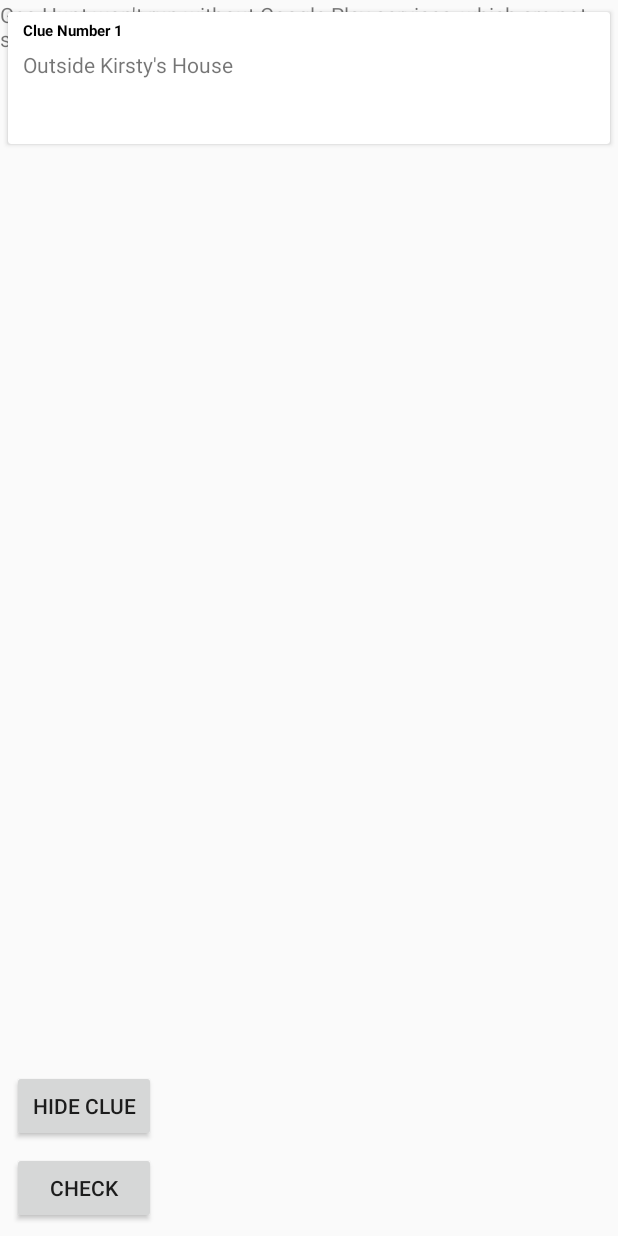
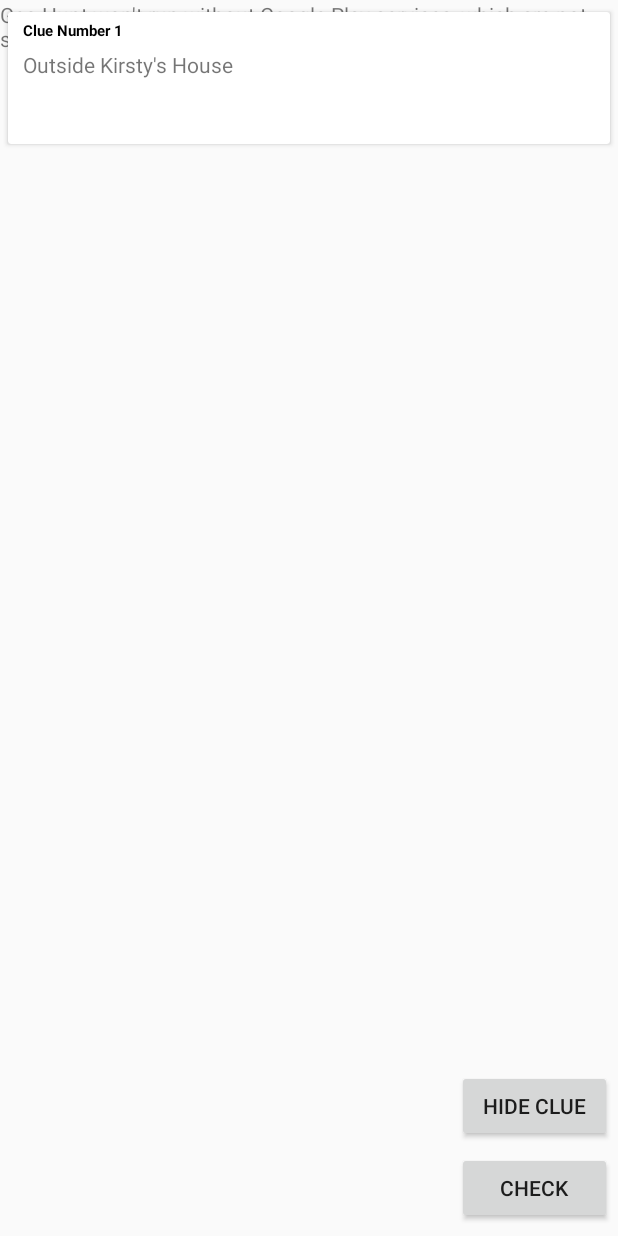
Before and after one commit to danpascoe/CI301-TreasureHunt, an Android app: the screen it shows after launch (MapActivity), after a tap on "LOGIN", on a phone screen of 412 x 824 dp. Run offline under Robolectric (Android 15) with nearby library versions, the phone set to English and light mode, and no system bars; 3 statements that could not run were skipped.

```diff
--- a/Application/app/src/main/java/application/pascoe/com/ci301/gameplay/Gameplay.java
+++ b/Application/app/src/main/java/application/pascoe/com/ci301/gameplay/Gameplay.java
@@ -1,11 +1,16 @@
 package application.pascoe.com.ci301.gameplay;
+
+        import android.content.Context;
 
         import com.google.android.gms.maps.model.LatLng;
         import com.google.maps.android.SphericalUtil;
         import application.pascoe.com.ci301.constants.Constants;
+        import application.pascoe.com.ci301.utility.MapActivity;
+        import application.pascoe.com.ci301.utility.SQLManager;
 
 public class Gameplay {
 
+    public static LatLng[] LatLngList;
     public static LatLng[] clueLocations = {new LatLng(50.871909,0.574404)
                                             ,new LatLng(50.867859,0.573043)
                                             ,new LatLng(50.868561,0.576427)
@@ -14,10 +19,15 @@ public class Gameplay {
 
     private static String[] clues = {"Outside Kirsty's House", "Outside Gran's House", "Primary School", "Keppel Road Bus Stop", "Home", "OUT OF RANGE CLUE FOR DEBUG", "YOU DID IT!"};
     private static int currentClue = 0;
+    private static SQLManager SQLManager;
 
-    public static int GameInitiate(){
-        int totalPositions = clueLocations.length;
-        return totalPositions;
+    public static int GameInitiate(Context context){
+
+        SQLManager = SQLManager.getInstance(context);
+
+        getPositionList();
+
+        return clueLocations.length;
     }
 
     public static boolean checkDistance(LatLng currentPos){
@@ -30,9 +40,17 @@ public class Gameplay {
         }
     }
 
+    public static void getPositionList(){
+
+    }
+
+
     public static String[] getClue() {
         String currentClueText = Integer.toString(currentClue + 1);
         String[] arrClue = {currentClueText, clues[currentClue]};
         return arrClue;
     }
+
+
+
 }
--- a/Application/app/src/main/java/application/pascoe/com/ci301/sqlite/SQLDatabase.java
+++ b/Application/app/src/main/java/application/pascoe/com/ci301/sqlite/SQLDatabase.java
@@ -15,7 +15,6 @@ import application.pascoe.com.ci301.utility.Status;
 public class SQLDatabase extends SQLiteOpenHelper {
 
     public static String DATABASE_NAME = "GeoHunt.db";
-
     public static String TABLE_USERS = "tbl_users";
     public static String USERS_COL_1 = "ID";
     public static String USERS_COL_2 = "USERNAME";
@@ -28,10 +27,7 @@ public class SQLDatabase extends SQLiteOpenHelper {
     @Override
     public void onCreate(SQLiteDatabase db) {
         String SQL = "CREATE TABLE " + TABLE_USERS + "(" + USERS_COL_1 + " INTEGER PRIMARY KEY AUTOINCREMENT, " + USERS_COL_2 + " TEXT, " + USERS_COL_3 + " TEXT)";
-        String SQL_POSITIONS = "";
         db.execSQL(SQL);
-
-
     }
 
     @Override
--- a/Application/app/src/main/java/application/pascoe/com/ci301/utility/MainActivity.java
+++ b/Application/app/src/main/java/application/pascoe/com/ci301/utility/MainActivity.java
@@ -1,6 +1,7 @@
 package application.pascoe.com.ci301.utility;
 
 import android.Manifest;
+import android.content.Context;
 import android.content.Intent;
 import android.content.pm.PackageManager;
 import android.support.annotation.NonNull;
@@ -19,27 +20,26 @@ import android.widget.Toast;
 
 import application.pascoe.com.ci301.R;
 import application.pascoe.com.ci301.constants.Constants;
-import application.pascoe.com.ci301.sqlite.SQLDatabase;
 
-public class MainActivity extends AppCompatActivity {
+public class MainActivity extends AppCompatActivity  {
+
 
     private static final String TAG = "MainActivity";
     private boolean coarseLocationPermissionGranted = false;
     private boolean fineLocationPermissionGranted = false;
-    AccountManager accountManager;
+    SQLManager SQLManager;
 
     @Override
     protected void onCreate(Bundle savedInstanceState) {
         super.onCreate(savedInstanceState);
+        Context context = this;
         setContentView(R.layout.activity_main);
 
         checkPermissions();
 
-        accountManager = new AccountManager();
-        accountManager.initDB(this);
+        SQLManager = SQLManager.getInstance(context);
 
         final CheckBox requireLogin = findViewById(R.id.cb_RequireLogin);
-
         final EditText txt_user = findViewById(R.id.txt_username);
         final EditText txt_pass = findViewById(R.id.txt_password);
         final EditText txt_passConfirm = findViewById(R.id.txt_passwordConfirm);
@@ -59,7 +59,6 @@ public class MainActivity extends AppCompatActivity {
                 }
             }
         });
-
 
         btn_accountStart.setOnClickListener(new View.OnClickListener() {
             @Override
@@ -115,7 +114,7 @@ public class MainActivity extends AppCompatActivity {
         String[] returnMessage = {};
         if(!user.equals("") && !pass.equals("") && !confirmPass.equals("")) {
             if(pass.equals(confirmPass)) {
-                returnMessage = accountManager.createAccount(user, pass);
+                returnMessage = SQLManager.createAccount(user, pass);
                 if(returnMessage[0].equals("FAILED")){
                     showErrorMessage(returnMessage[1]);
                 }else {
@@ -129,7 +128,7 @@ public class MainActivity extends AppCompatActivity {
     public boolean login(String user, String pass){
         String[] returnMessage = {};
         if(!user.equals("") && !pass.equals("")){
-            returnMessage = accountManager.checkLogin(user, pass);
+            returnMessage = SQLManager.checkLogin(user, pass);
             if(returnMessage[0].equals("SUCCESS")){
                 return true;
             } else { showErrorMessage(returnMessage[1]); }
@@ -149,7 +148,6 @@ public class MainActivity extends AppCompatActivity {
                 } else {
                     fineLocationPermissionGranted = false;
                     Log.d(TAG, "onRequestPermissionsResult: PERMISSIONS DENIED");
-                    // SHOW DIALOG & REPEAT REQUEST PERMISSIONS
                 }
 
             }
@@ -160,7 +158,6 @@ public class MainActivity extends AppCompatActivity {
                 } else {
                     coarseLocationPermissionGranted = false;
                     Log.d(TAG, "onRequestPermissionsResult: PERMISSIONS DENIED");
-                    // SHOW DIALOG & REPEAT REQUEST PERMISSIONS
                 }
             }
         }
--- a/Application/app/src/main/java/application/pascoe/com/ci301/utility/MapActivity.java
+++ b/Application/app/src/main/java/application/pascoe/com/ci301/utility/MapActivity.java
@@ -40,20 +40,23 @@ public class MapActivity extends FragmentActivity implements OnMapReadyCallback{
     private GoogleMap mMap;
     private FusedLocationProviderClient fusedLocationClient;
     private LocationManager locationManager;
-    private Animation.AnimationListener listener;
-    private AnimationDrawable tickAnimation;
-    private AnimationDrawable crossAnimation;
     private int TotalPostions;
+    SQLManager SQLManager;
 
     @Override
     protected void onCreate(Bundle savedInstanceState) {
         super.onCreate(savedInstanceState);
+        Context context = this;
         setContentView(R.layout.activity_map);
+
         fusedLocationClient = LocationServices.getFusedLocationProviderClient(this);
         SupportMapFragment mapFragment = (SupportMapFragment) getSupportFragmentManager().findFragmentById(R.id.map);
         mapFragment.getMapAsync(this);
-        TotalPostions = Gameplay.GameInitiate();
+
+        TotalPostions = Gameplay.GameInitiate(this);
+
         updateClue();
+
         Button checkButton = findViewById(R.id.btn_checkDistance);
         checkButton.setOnClickListener(new View.OnClickListener() {
             @Override
@@ -61,6 +64,8 @@ public class MapActivity extends FragmentActivity implements OnMapReadyCallback{
                 checkPlayerRange();
             }
         });
+
+        SQLManager = SQLManager.getInstance(context);
 
         final Button btn_showHideClue = findViewById(R.id.btn_showHideClue);
         btn_showHideClue.setOnClickListener(new View.OnClickListener() {
@@ -218,4 +223,6 @@ public class MapActivity extends FragmentActivity implements OnMapReadyCallback{
         txt_clueNum.setText("Congratulations");
         checkButton.setEnabled(false);
     }
+
+
 }
--- a/Application/app/src/main/java/application/pascoe/com/ci301/utility/AccountManager.java
+++ b/Application/app/src/main/java/application/pascoe/com/ci301/utility/SQLManager.java
@@ -1,23 +1,29 @@
 package application.pascoe.com.ci301.utility;
 
         import android.content.Context;
-        import android.content.ContextWrapper;
-        import android.os.Bundle;
-        import android.support.v7.widget.DialogTitle;
-        import android.util.Log;
 
         import application.pascoe.com.ci301.security.PasswordHash;
         import application.pascoe.com.ci301.sqlite.SQLDatabase;
 
-        import static android.content.ContentValues.TAG;
+public class SQLManager {
 
-public class AccountManager {
+    private SQLManager SQLManager;
+    private SQLManager(Context context){
+        initDB(context);
+    }
 
-    private static final String TAG = "AccountManager";
-    public SQLDatabase db;
+    private static final String TAG = "SQLManager";
+    private SQLDatabase db;
 
-    public void initDB(Context context){
+    private void initDB(Context context){
         db = new SQLDatabase(context);
+    }
+
+    public SQLManager getInstance(Context context){
+        if(SQLManager == null) {
+            SQLManager = new SQLManager(context);
+        }
+        return SQLManager;
     }
 
     public String[] createAccount(String username, String password){
--- a/Application/app/src/main/res/layout/activity_map.xml
+++ b/Application/app/src/main/res/layout/activity_map.xml
@@ -18,37 +18,35 @@
         map:layout_constraintHorizontal_bias="0.0"
         map:layout_constraintStart_toStartOf="parent"
         map:layout_constraintTop_toTopOf="parent"
-        map:layout_constraintVertical_bias="0.0"
+        map:layout_constraintVertical_bias="1.0"
         tools:context=".utility.MapActivity" />
 
     <Button
         android:id="@+id/btn_checkDistance"
-        android:layout_width="96dp"
+        android:layout_width="103dp"
         android:layout_height="wrap_content"
-        android:layout_marginStart="8dp"
+        android:layout_marginStart="308dp"
         android:layout_marginTop="8dp"
-        android:layout_marginEnd="36dp"
+        android:layout_marginEnd="8dp"
         android:layout_marginBottom="8dp"
         android:text="@string/btn_checkDistance"
         app:layout_constraintBottom_toBottomOf="parent"
         app:layout_constraintEnd_toEndOf="parent"
-        app:layout_constraintHorizontal_bias="0.0"
         app:layout_constraintStart_toStartOf="parent"
         app:layout_constraintTop_toTopOf="parent"
         app:layout_constraintVertical_bias="1.0" />
 
     <Button
         android:id="@+id/btn_showHideClue"
-        android:layout_width="96dp"
+        android:layout_width="103dp"
         android:layout_height="wrap_content"
-        android:layout_marginStart="8dp"
+        android:layout_marginStart="308dp"
         android:layout_marginTop="8dp"
-        android:layout_marginEnd="36dp"
+        android:layout_marginEnd="8dp"
         android:layout_marginBottom="8dp"
         android:text="@string/btn_HideClue"
         app:layout_constraintBottom_toBottomOf="parent"
         app:layout_constraintEnd_toEndOf="parent"
-        app:layout_constraintHorizontal_bias="0.0"
         app:layout_constraintStart_toStartOf="parent"
         app:layout_constraintTop_toTopOf="parent"
         app:layout_constraintVertical_bias="0.928" />
```
